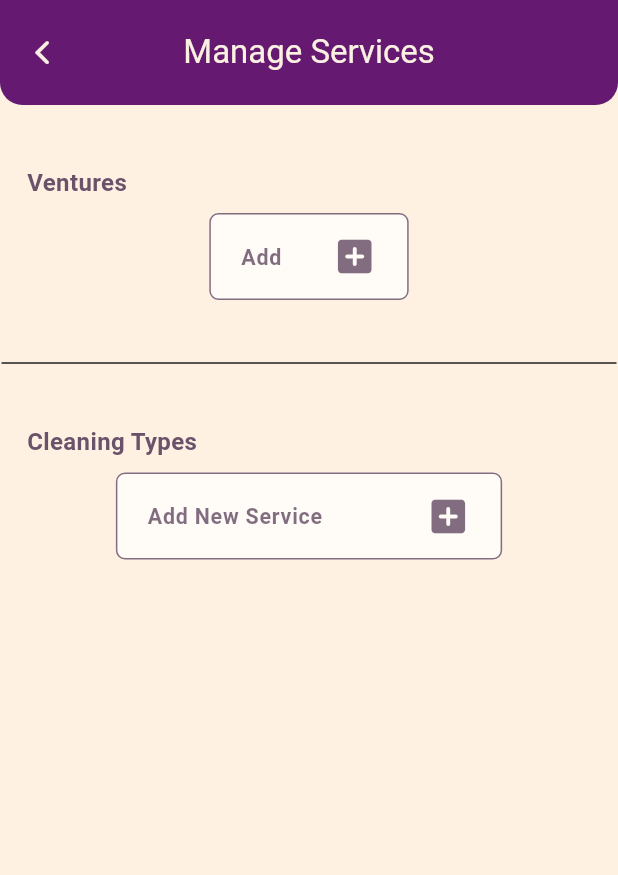
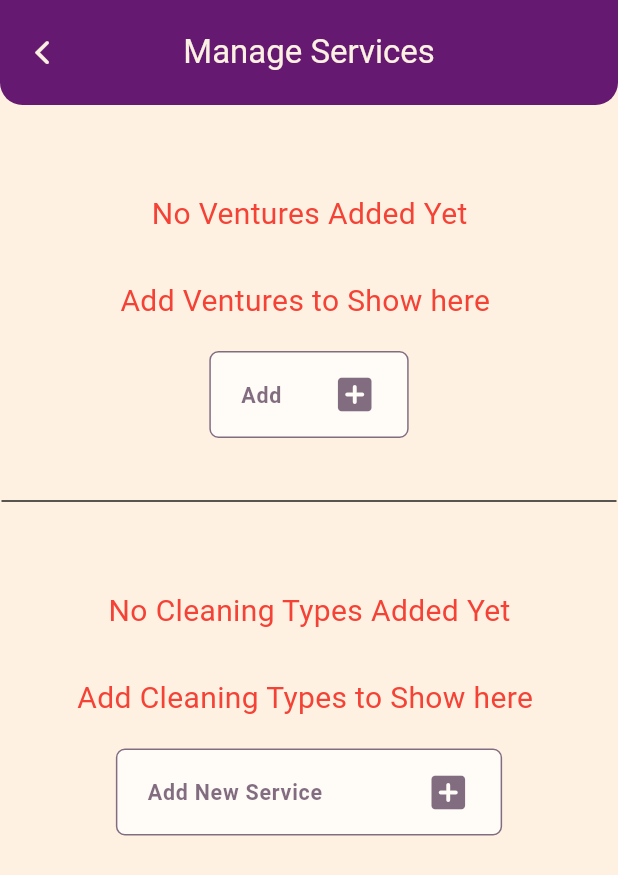
Before and after one commit to sanabilmohd12/WellClean, a Flutter app: the addPageDetails screen opened directly with empty values, on a phone screen of 412 x 824 dp. Shown: the top 875 px of the screen. Run offline on Flutter 3.47's test engine with Material 3 defaults, Android fonts, the phone set to English and light mode, and no system bars; our stand-ins replace carousel_slider, cloud_firestore, curved_navigation_bar, firebase_auth, firebase_core, firebase_storage and 9 more; missing offline and left inert: dart:ffi, razorpay_flutter; accounts and stored records are empty.

Commit message:
by Sanabil

```diff
--- a/lib/Admin/addPageDetails.dart
+++ b/lib/Admin/addPageDetails.dart
@@ -1,5 +1,6 @@
 import 'package:flutter/cupertino.dart';
 import 'package:flutter/material.dart';
+import 'package:pinput/pinput.dart';
 import 'package:provider/provider.dart';
 import 'package:wellclean/Admin/addCTypes.dart';
 import 'package:wellclean/Admin/addVentures.dart';
@@ -44,10 +45,15 @@ class addPageDetails extends StatelessWidget {
                   bottomLeft: Radius.circular(15),
                   bottomRight: Radius.circular(15)))),
       body: SingleChildScrollView(
-        child: Column(mainAxisAlignment: MainAxisAlignment.center,
+        child: Consumer<MainProvider>(
+          builder: (context,proValue,child) {
+            return Column(mainAxisAlignment: MainAxisAlignment.center,
               children: [
                 space(),
-            toplefttext("Ventures"),
+                proValue.ventureResidence.isNotEmpty? toplefttext("Ventures"): Center(child: Padding(
+                  padding: const EdgeInsets.all(18.0),
+                  child: Text("    No Ventures Added Yet \n    \nAdd Ventures to Show here ",  style:  TextStyle(color: Colors.red,fontSize: 20),),
+                )),
                 Consumer<MainProvider>(builder: (context, value, child) {
                   return ListView.builder(
                     padding: EdgeInsets.zero,
@@ -75,10 +81,13 @@ class addPageDetails extends StatelessWidget {
                     },
                   );
                 }),
-            GestureDetector(
+                Consumer<MainProvider>(
+                  builder: (context,value,child) {
+                    return GestureDetector(
                       onTap: () {
                         Navigator.push(context, MaterialPageRoute(builder: (context) => addVentures(serviceId: serviceId,),));
 
+                        value.clearVentureController();
                       },
                       child: Container(
                         width: width / 3.1,
@@ -100,13 +109,18 @@ class addPageDetails extends StatelessWidget {
                           ),
                         ),
                       ),
+                    );
+                  }
                 ),
                 space(),
 
                 Divider(endIndent: 1,indent: 1,color: Colors.black87,height: 2),
                 space(),
 
-            toplefttext("Cleaning Types"),
+                proValue.ResidenceCTypemodelclasslist.isNotEmpty? toplefttext("Cleaning Types"):Center(child: Padding(
+                  padding: const EdgeInsets.all(18.0),
+                  child: Text("    No Cleaning Types Added Yet \n    \nAdd Cleaning Types to Show here ",  style:  TextStyle(color: Colors.red,fontSize: 20),),
+                )),
                 Consumer<MainProvider>(builder: (context, value, child) {
                   return ListView.builder(
                     padding: EdgeInsets.zero,
@@ -127,7 +141,7 @@ class addPageDetails extends StatelessWidget {
                             height: 48,
                             width: 48,
                             decoration: ShapeDecoration(
-                            color: value.servlistContainercolor[index],
+                                color: value.servlistContainercolor[index % value.servlistContainercolor.length],
                                 shape: RoundedRectangleBorder(
                                     borderRadius: BorderRadius.circular(10)),
                                 image: DecorationImage(image: NetworkImage(value.ResidenceCTypemodelclasslist[index].image.toString()))
@@ -180,6 +194,8 @@ class addPageDetails extends StatelessWidget {
                 ),
                 space(),
               ],
+            );
+          }
         ),
       ),
     );
--- a/lib/User/home.dart
+++ b/lib/User/home.dart
@@ -244,6 +244,7 @@ class homePage extends StatelessWidget {
                 );
               }),
             ),
+            space(),
           ],
         ),
       ),
```
Also changed, not shown: assets/comingsoon.json (added, +1 -0 lines), lib/Provider/MainProvider.dart (+8 -0 lines), lib/User/ServicePage.dart (+18 -9 lines). Lines whose indentation alone changed are shown as unchanged.
